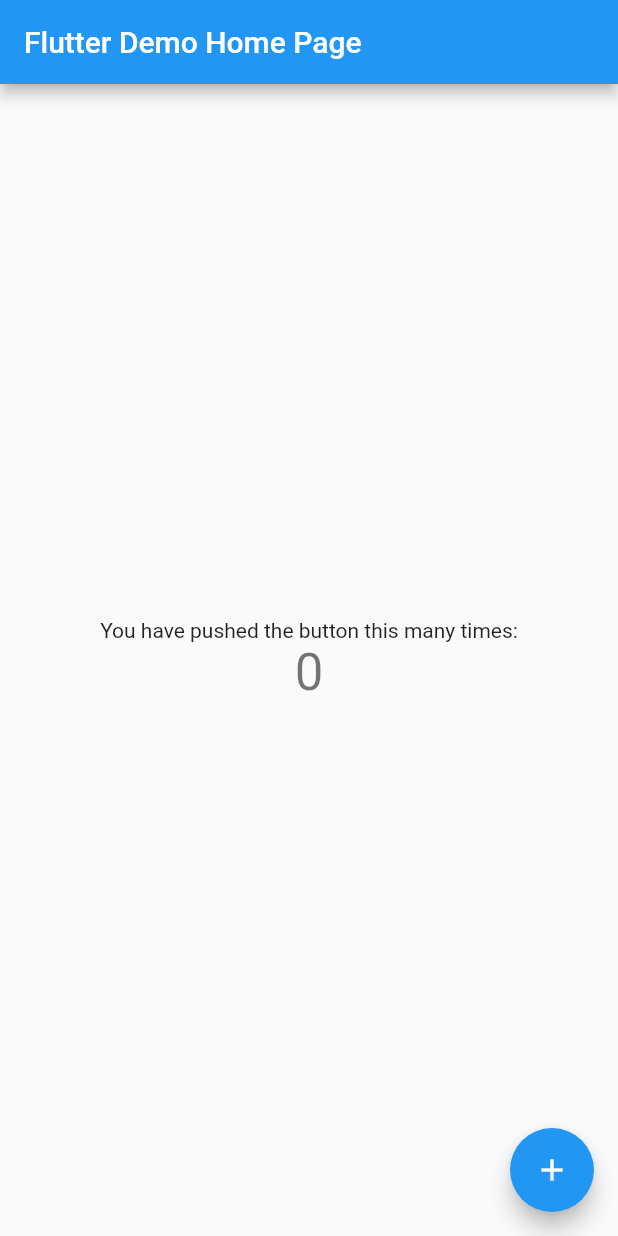
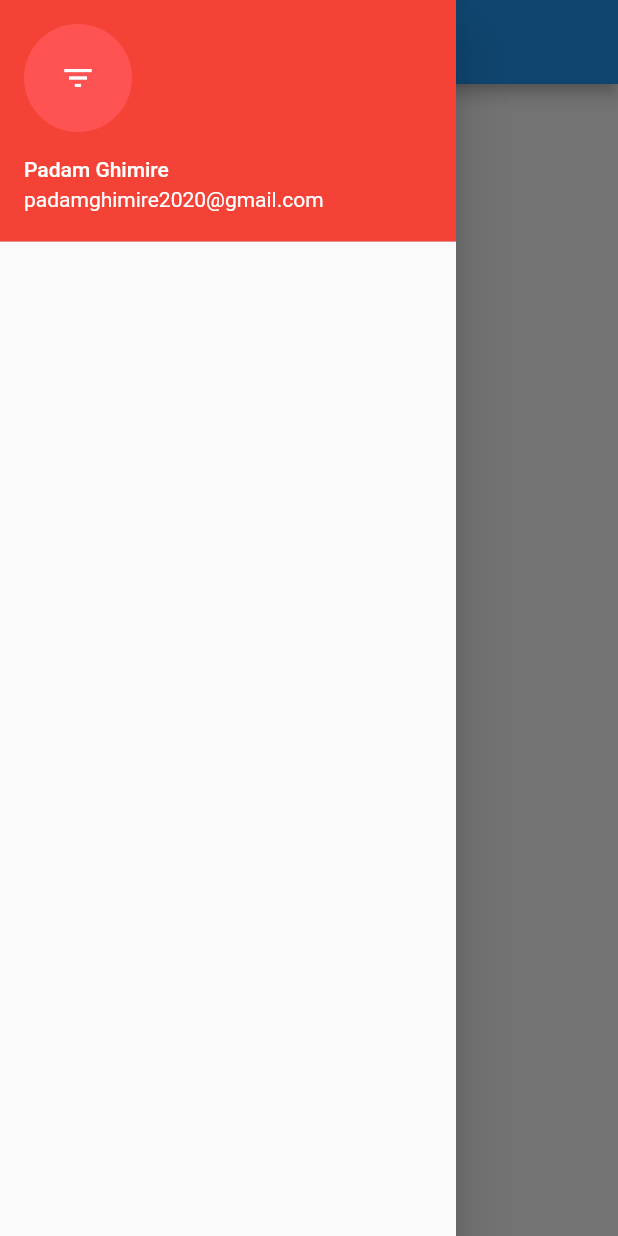
Before and after one commit to padam-ghimire/flutter_todo, a Flutter app: the screen it shows after launch, with the side drawer open (before the commit the screen has no drawer), on a phone screen of 412 x 824 dp. Run offline on Flutter 3.47's test engine with Material 2 defaults, Android fonts, the phone set to English and light mode, and no system bars.

Commit message:
Nagivation menu added

```diff
--- /dev/null
+++ b/lib/helpers/drawer_navigation.dart
@@ -0,0 +1,38 @@
+import 'package:flutter/cupertino.dart';
+import 'package:flutter/material.dart';
+
+class DrawerNavigation extends StatefulWidget{
+  @override
+  _DrawerNavigation createState()=> _DrawerNavigation();
+
+
+}
+
+class _DrawerNavigation extends State<DrawerNavigation>{
+  @override
+  Widget build(BuildContext context) {
+
+    return Container(
+      child: Drawer(
+        child: ListView(
+          children: <Widget>[
+            UserAccountsDrawerHeader(
+              accountName: Text("Padam Ghimire"),
+              accountEmail: Text("padamghimire2020@gmail.com"),
+              currentAccountPicture: GestureDetector(
+                child: CircleAvatar(
+                  backgroundColor: Colors.redAccent,
+                  child: Icon(Icons.filter_list,color: Colors.white,),
+                  ),
+              ),
+              decoration: BoxDecoration(
+                color: Colors.red
+              ),
+            )
+          ],
+        ),
+      )
+    );
+  }
+
+}
--- a/lib/main.dart
+++ b/lib/main.dart
@@ -1,111 +1,10 @@
-import 'package:flutter/material.dart';
+import 'package:flutter/cupertino.dart';
+import 'package:todo/src/app.dart';
 
-void main() => runApp(MyApp());
+main(){
 
-class MyApp extends StatelessWidget {
-  // This widget is the root of your application.
-  @override
-  Widget build(BuildContext context) {
-    return MaterialApp(
-      title: 'Flutter Demo',
-      theme: ThemeData(
-        // This is the theme of your application.
-        //
-        // Try running your application with "flutter run". You'll see the
-        // application has a blue toolbar. Then, without quitting the app, try
-        // changing the primarySwatch below to Colors.green and then invoke
-        // "hot reload" (press "r" in the console where you ran "flutter run",
-        // or simply save your changes to "hot reload" in a Flutter IDE).
-        // Notice that the counter didn't reset back to zero; the application
-        // is not restarted.
-        primarySwatch: Colors.blue,
-      ),
-      home: MyHomePage(title: 'Flutter Demo Home Page'),
-    );
-  }
+  runApp(
+    App()
+  );
+
 }
-
-class MyHomePage extends StatefulWidget {
-  MyHomePage({Key key, this.title}) : super(key: key);
-
-  // This widget is the home page of your application. It is stateful, meaning
-  // that it has a State object (defined below) that contains fields that affect
-  // how it looks.
-
-  // This class is the configuration for the state. It holds the values (in this
-  // case the title) provided by the parent (in this case the App widget) and
-  // used by the build method of the State. Fields in a Widget subclass are
-  // always marked "final".
-
-  final String title;
-
-  @override
-  _MyHomePageState createState() => _MyHomePageState();
-}
-
-class _MyHomePageState extends State<MyHomePage> {
-  int _counter = 0;
-
-  void _incrementCounter() {
-    setState(() {
-      // This call to setState tells the Flutter framework that something has
-      // changed in this State, which causes it to rerun the build method below
-      // so that the display can reflect the updated values. If we changed
-      // _counter without calling setState(), then the build method would not be
-      // called again, and so nothing would appear to happen.
-      _counter++;
-    });
-  }
-
-  @override
-  Widget build(BuildContext context) {
-    // This method is rerun every time setState is called, for instance as done
-    // by the _incrementCounter method above.
-    //
-    // The Flutter framework has been optimized to make rerunning build methods
-    // fast, so that you can just rebuild anything that needs updating rather
-    // than having to individually change instances of widgets.
-    return Scaffold(
-      appBar: AppBar(
-        // Here we take the value from the MyHomePage object that was created by
-        // the App.build method, and use it to set our appbar title.
-        title: Text(widget.title),
-      ),
-      body: Center(
-        // Center is a layout widget. It takes a single child and positions it
-        // in the middle of the parent.
-        child: Column(
-          // Column is also a layout widget. It takes a list of children and
-          // arranges them vertically. By default, it sizes itself to fit its
-          // children horizontally, and tries to be as tall as its parent.
-          //
-          // Invoke "debug painting" (press "p" in the console, choose the
-          // "Toggle Debug Paint" action from the Flutter Inspector in Android
-          // Studio, or the "Toggle Debug Paint" command in Visual Studio Code)
-          // to see the wireframe for each widget.
-          //
-          // Column has various properties to control how it sizes itself and
-          // how it positions its children. Here we use mainAxisAlignment to
-          // center the children vertically; the main axis here is the vertical
-          // axis because Columns are vertical (the cross axis would be
-          // horizontal).
-          mainAxisAlignment: MainAxisAlignment.center,
-          children: <Widget>[
-            Text(
-              'You have pushed the button this many times:',
-            ),
-            Text(
-              '$_counter',
-              style: Theme.of(context).textTheme.display1,
-            ),
-          ],
-        ),
-      ),
-      floatingActionButton: FloatingActionButton(
-        onPressed: _incrementCounter,
-        tooltip: 'Increment',
-        child: Icon(Icons.add),
-      ), // This trailing comma makes auto-formatting nicer for build methods.
-    );
-  }
-}
--- /dev/null
+++ b/lib/screens/home_screen.dart
@@ -0,0 +1,21 @@
+import 'package:flutter/cupertino.dart';
+import 'package:flutter/material.dart';
+import 'package:todo/helpers/drawer_navigation.dart';
+
+class HomeScreen extends StatefulWidget{
+  @override
+  _HomeScreenState createState() => _HomeScreenState();
+}
+class  _HomeScreenState extends State<HomeScreen> {
+  @override
+  Widget build(BuildContext context) {
+
+    return Scaffold(
+      appBar: AppBar(
+        title: Text("Home")
+      ),
+      drawer: DrawerNavigation(),
+    );
+  }
+
+}
--- a/lib/src/app.dart
+++ b/lib/src/app.dart
@@ -0,0 +1,16 @@
+
+import 'package:flutter/cupertino.dart';
+import 'package:flutter/material.dart';
+import 'package:todo/screens/home_screen.dart';
+
+class App extends StatelessWidget{
+  @override
+  Widget build(BuildContext context) {
+
+    return MaterialApp(
+      home: HomeScreen(),
+
+    );
+  }
+
+}
```
